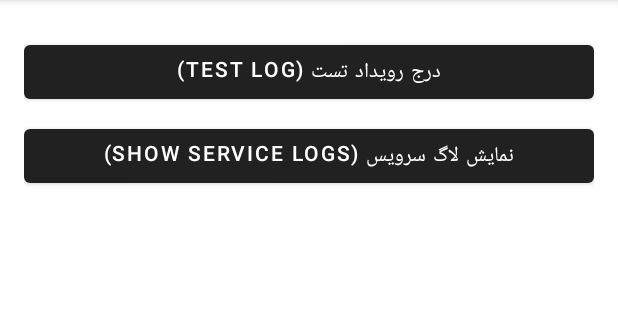
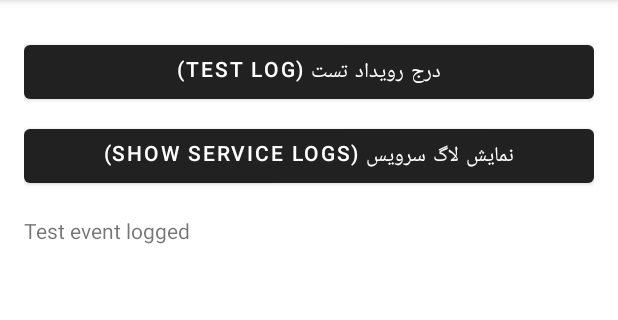
Before and after one commit to MohsenAra/LocationBasedOnWifi, an Android app: the screen it shows after launch (MainActivity), after a tap on "درج رویداد تست (TEST LOG)", on a phone screen of 412 x 824 dp, the part 84-404 px from its top. Run offline under Robolectric (Android 15) with nearby library versions, the phone set to English and light mode, and no system bars; our stand-ins replace Room's generated code.

Commit message:
Add missing report TextView for MainActivity to resolve compile error

```diff
--- a/app/src/main/res/layout/activity_main.xml
+++ b/app/src/main/res/layout/activity_main.xml
@@ -19,4 +19,12 @@
         android:layout_marginTop="8dp"
         android:text="نمایش لاگ سرویس (Show Service Logs)" />
 
+    <TextView
+        android:id="@+id/tvReport"
+        android:layout_width="match_parent"
+        android:layout_height="wrap_content"
+        android:layout_marginTop="16dp"
+        android:text=""
+        android:textSize="14sp" />
+
 </LinearLayout>
```
